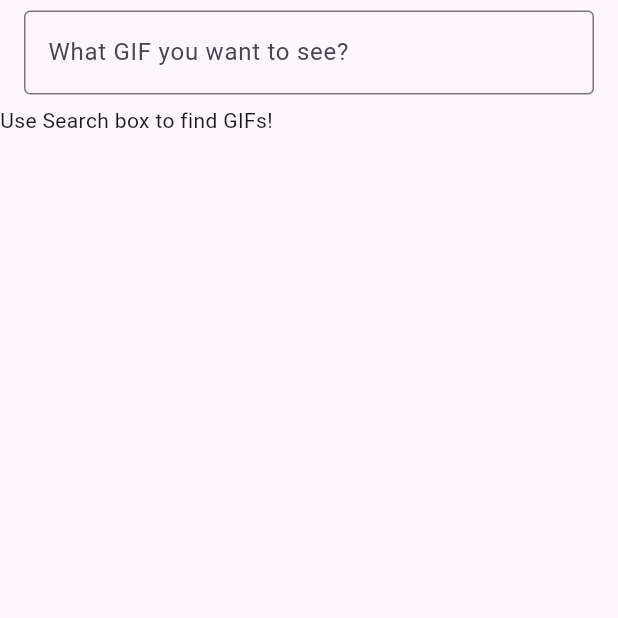
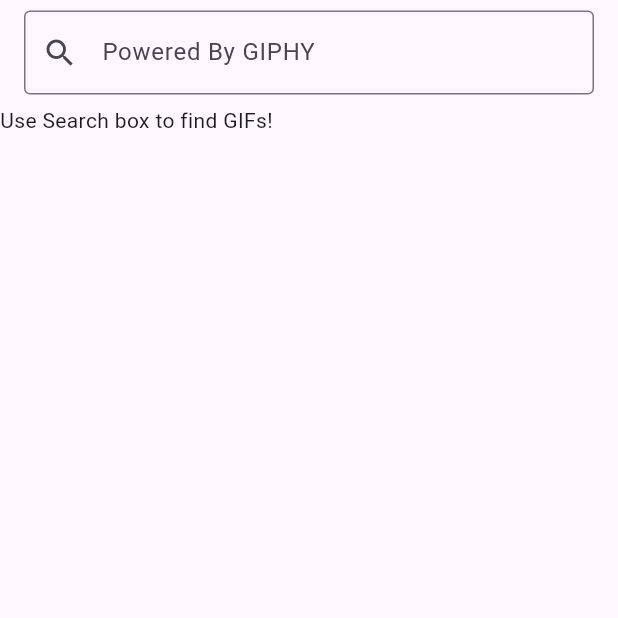
Before and after one commit to edisyo/GifApp, a Flutter app: the screen it shows after launch, on a phone screen of 412 x 824 dp, the top half of it. Run offline on Flutter 3.47's test engine with Material 3 defaults, Android fonts, the light colour scheme and no system bars; our stand-ins replace bloc_concurrency, equatable, flutter_bloc, go_router; network calls fail.

Commit message:
GIPHY retribution, API key leak fix

```diff
--- a/lib/data/exceptions.dart
+++ b/lib/data/exceptions.dart
@@ -26,20 +26,26 @@
 
 // The request never completed - no connection or other network issue
 class NetworkException implements Exception {
+  const NetworkException(this.message);
   final String message;
 
   // tried to connect to which host
-  final Uri? uri;
+  //final Uri? uri;
 
-  const NetworkException(this.message, {this.uri});
+  //const NetworkException(this.message, {this.uri});
 
-  @override
+  /*@override
   String toString() {
     if (uri != null) {
       return 'NetworkException: $message, uri=$uri';
     } else {
       return 'NetworkException: $message';
     }
+  }*/
+
+  @override
+  String toString() {
+    return 'NetworkException: $message';
   }
 }
 
--- a/lib/data/gif_repository.dart
+++ b/lib/data/gif_repository.dart
@@ -42,7 +42,7 @@
       final decodedCall = await _apiClient.trending(limit: limit, offset: offset);
       return GifPage.fromJson(decodedCall);
     } on ClientException catch (e) {
-      throw NetworkException("No response from API host. $e");
+      throw NetworkException("No response from API host.");
     } on ApiException {
       // already our type — rethrow keeps the original stack trace
       rethrow;
--- a/lib/screens/detail_page.dart
+++ b/lib/screens/detail_page.dart
@@ -36,7 +36,14 @@
   Widget build(BuildContext context) {
     return Scaffold(
       appBar: AppBar(
-        title: Text('GIF Details'),
+        title: const Column(
+          mainAxisSize: MainAxisSize.min,
+          crossAxisAlignment: CrossAxisAlignment.start,
+          children: [
+            Text('GIF Details'),
+            Text('Powered by GIPHY', style: TextStyle(fontSize: 11)),
+          ],
+        ),
       ),
       body: Column(
         mainAxisAlignment: .start,
--- a/lib/screens/search_page.dart
+++ b/lib/screens/search_page.dart
@@ -57,7 +57,8 @@
         title: TextField(
           decoration: InputDecoration(
             border: OutlineInputBorder(),
-            hintText: 'What GIF you want to see?',
+            hintText: 'Powered By GIPHY',
+            prefixIcon: Icon(Icons.search)
           ),
           controller: _textEditingController,
           onChanged: _onQueryChanged,
```
Also changed, not shown: lib/screens/trending_page.dart (+10 -1 lines).
